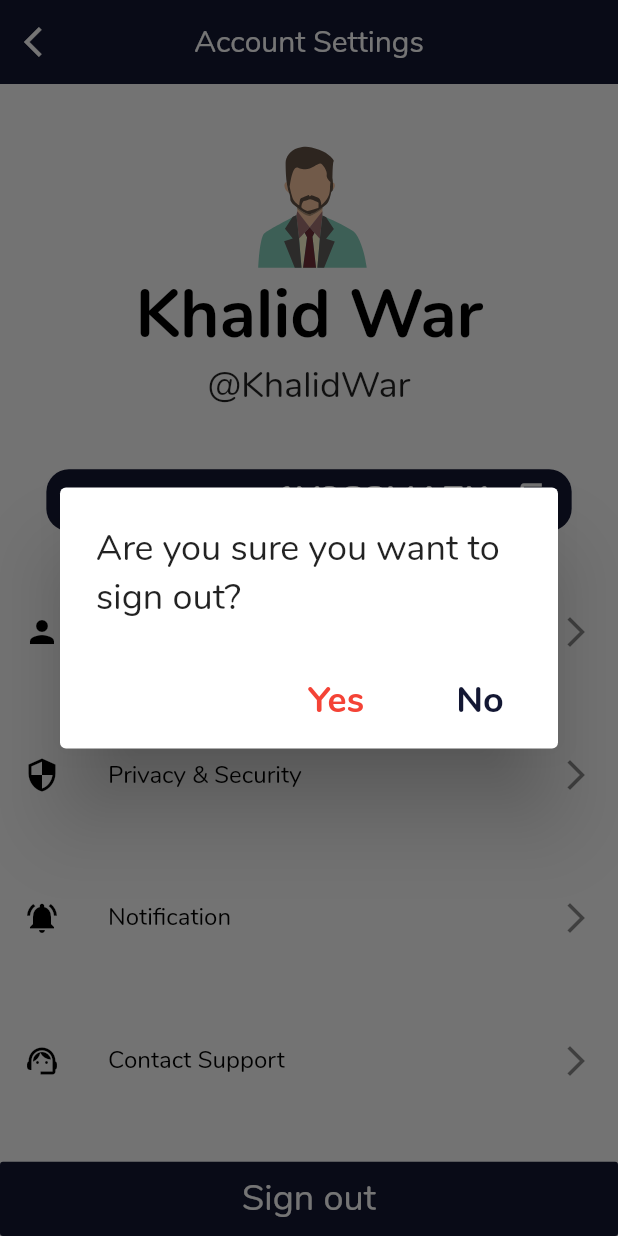
After one commit to KhalidWar/banking_app, a Flutter app: the ProfileScreen screen opened directly, after a tap on "Sign out", on a phone screen of 412 x 824 dp. The commit adds this screen. Run offline on Flutter 3.47's test engine with Material 2 defaults, Android fonts, the phone set to English and light mode, and no system bars; our stand-ins replace flutter_svg, google_fonts.

Commit message:
Added Profile/Settings Screen. Other minor changes.

```diff
--- a/lib/screens/account_screen.dart
+++ b/lib/screens/account_screen.dart
@@ -31,15 +31,7 @@ class _AccountScreenState extends State<AccountScreen> {
     return Scaffold(
       backgroundColor: kSecondaryColor,
       appBar: buildAppBar(context),
-      floatingActionButton: FloatingActionButton(
-        //todo make FAB disappear when scrolling down and re-appear on up scroll
-        backgroundColor: kCashColor,
-        child: Icon(
-          Icons.attach_money,
-          size: 40,
-        ),
-        onPressed: () {},
-      ),
+      floatingActionButton: buildFloatingActionButton(),
       body: Column(
         children: [
           //todo hide search, statement, and FAB on scroll
@@ -157,6 +149,18 @@ class _AccountScreenState extends State<AccountScreen> {
     );
   }
 
+  FloatingActionButton buildFloatingActionButton() {
+    return FloatingActionButton(
+      //todo hide FAB on scroll
+      backgroundColor: kCashColor,
+      child: Icon(
+        Icons.attach_money,
+        size: 40,
+      ),
+      onPressed: () {},
+    );
+  }
+
   AppBar buildAppBar(BuildContext context) {
     return AppBar(
         elevation: 0,
--- /dev/null
+++ b/lib/screens/profile_screen.dart
@@ -0,0 +1,126 @@
+import 'package:animations/animations.dart';
+import 'package:banking/constants.dart';
+import 'package:banking/widgets/referral_code.dart';
+import 'package:banking/widgets/settings_list_tile.dart';
+import 'package:flutter/material.dart';
+import 'package:flutter_svg/svg.dart';
+
+class ProfileScreen extends StatelessWidget {
+  @override
+  Widget build(BuildContext context) {
+    Size size = MediaQuery.of(context).size;
+    return Scaffold(
+      appBar: AppBar(
+        elevation: 0,
+        title: Text('Account Settings'),
+        centerTitle: true,
+        backgroundColor: kPrimaryColor,
+        leading: IconButton(
+            icon: Icon(Icons.arrow_back_ios),
+            onPressed: () {
+              Navigator.pop(context);
+            }),
+      ),
+      body: Column(
+        mainAxisAlignment: MainAxisAlignment.spaceBetween,
+        children: [
+          Column(
+            children: [
+              Container(
+                height: size.height / 10,
+                margin: EdgeInsets.only(top: size.height * 0.05),
+                child: SvgPicture.asset('lib/dummy_data/icons/profile_pic.svg'),
+              ),
+              Text(
+                'Khalid War',
+                style: Theme.of(context).textTheme.headline3.copyWith(
+                      color: Colors.black,
+                      fontWeight: FontWeight.w600,
+                    ),
+              ),
+              Text(
+                '@KhalidWar',
+                style: Theme.of(context).textTheme.headline5,
+              ),
+            ],
+          ),
+          ReferralCode(),
+          SettingsListTile(
+            label: 'Personal',
+            iconData: Icons.person,
+            onPress: () {},
+          ),
+          SettingsListTile(
+            label: 'Privacy & Security',
+            iconData: Icons.security,
+            onPress: () {},
+          ),
+          SettingsListTile(
+            label: 'Notification',
+            iconData: Icons.notifications_active,
+            onPress: () {},
+          ),
+          SettingsListTile(
+            label: 'Contact Support',
+            iconData: Icons.support_agent,
+            onPress: () {},
+          ),
+          FlatButton(
+            minWidth: double.infinity,
+            height: size.height * 0.06,
+            color: kPrimaryColor,
+            child: Text(
+              'Sign out',
+              style: Theme.of(context)
+                  .textTheme
+                  .headline5
+                  .copyWith(color: Colors.white),
+            ),
+            onPressed: () {
+              showModal(
+                  context: context,
+                  builder: (context) {
+                    return AlertDialog(
+                      title: Text(
+                        'Are you sure you want to sign out?',
+                        style: Theme.of(context).textTheme.headline5,
+                      ),
+                      actions: [
+                        FlatButton(
+                          onPressed: () {
+                            Navigator.pop(context);
+                          },
+                          child: Text(
+                            'Yes',
+                            style: Theme.of(context)
+                                .textTheme
+                                .headline5
+                                .copyWith(
+                                    fontWeight: FontWeight.bold,
+                                    color: Colors.red),
+                          ),
+                        ),
+                        FlatButton(
+                          onPressed: () {
+                            Navigator.pop(context);
+                          },
+                          child: Text(
+                            'No',
+                            style: Theme.of(context)
+                                .textTheme
+                                .headline5
+                                .copyWith(
+                                    fontWeight: FontWeight.bold,
+                                    color: kPrimaryColor),
+                          ),
+                        ),
+                      ],
+                    );
+                  });
+            },
+          ),
+        ],
+      ),
+    );
+  }
+}
--- a/lib/widgets/profile_icon_button.dart
+++ b/lib/widgets/profile_icon_button.dart
@@ -1,4 +1,6 @@
+import 'package:banking/screens/profile_screen.dart';
 import 'package:flutter/material.dart';
+import 'package:flutter_svg/flutter_svg.dart';
 
 class ProfileIconButton extends StatelessWidget {
   const ProfileIconButton({
@@ -7,10 +9,20 @@ class ProfileIconButton extends StatelessWidget {
 
   @override
   Widget build(BuildContext context) {
-    return IconButton(
-        icon: Icon(Icons.account_circle),
-        onPressed: () {
-          //todo add onPress function
-        });
+    Size size = MediaQuery.of(context).size;
+    return GestureDetector(
+      onTap: () {
+        Navigator.push(
+          context,
+          MaterialPageRoute(builder: (context) => ProfileScreen()),
+        );
+      },
+      child: Container(
+        width: size.width * 0.1,
+        padding: EdgeInsets.only(right: 10),
+        decoration: BoxDecoration(),
+        child: SvgPicture.asset('lib/dummy_data/icons/profile_pic.svg'),
+      ),
+    );
   }
 }
--- /dev/null
+++ b/lib/widgets/referral_code.dart
@@ -0,0 +1,47 @@
+import 'package:flutter/material.dart';
+
+import '../constants.dart';
+
+class ReferralCode extends StatelessWidget {
+  @override
+  Widget build(BuildContext context) {
+    Size size = MediaQuery.of(context).size;
+    return Container(
+      height: size.height * 0.05,
+      width: size.width * 0.85,
+      decoration: BoxDecoration(
+        color: kPrimaryColor,
+        borderRadius: BorderRadius.all(Radius.circular(15)),
+      ),
+      child: Row(
+        mainAxisAlignment: MainAxisAlignment.center,
+        children: [
+          SizedBox(width: size.width / 20),
+          Text(
+            'Referral Code: ',
+            style: Theme.of(context).textTheme.headline6.copyWith(
+                  color: Colors.white,
+                ),
+          ),
+          Text(
+            '1Y9S8MA7K',
+            style: Theme.of(context).textTheme.headline5.copyWith(
+                  color: Colors.white,
+                  fontWeight: FontWeight.bold,
+                ),
+          ),
+          Spacer(),
+          IconButton(
+            icon: Icon(
+              Icons.copy,
+              color: Colors.white,
+            ),
+            onPressed: () {
+              print('ACCESSED!!!!');
+            },
+          ),
+        ],
+      ),
+    );
+  }
+}
--- /dev/null
+++ b/lib/widgets/settings_list_tile.dart
@@ -0,0 +1,32 @@
+import 'package:flutter/material.dart';
+
+class SettingsListTile extends StatelessWidget {
+  const SettingsListTile({
+    Key key,
+    this.iconData,
+    this.label,
+    this.onPress,
+  }) : super(key: key);
+
+  final IconData iconData;
+  final String label;
+  final Function onPress;
+
+  @override
+  Widget build(BuildContext context) {
+    return ListTile(
+      title: Text(
+        label,
+        style: TextStyle(color: Colors.black),
+      ),
+      leading: Icon(
+        iconData,
+        color: Colors.black,
+      ),
+      trailing: Icon(
+        Icons.arrow_forward_ios,
+      ),
+      onTap: onPress,
+    );
+  }
+}
```
Also changed, not shown: lib/dummy_data/icons/profile_pic.svg (added).
